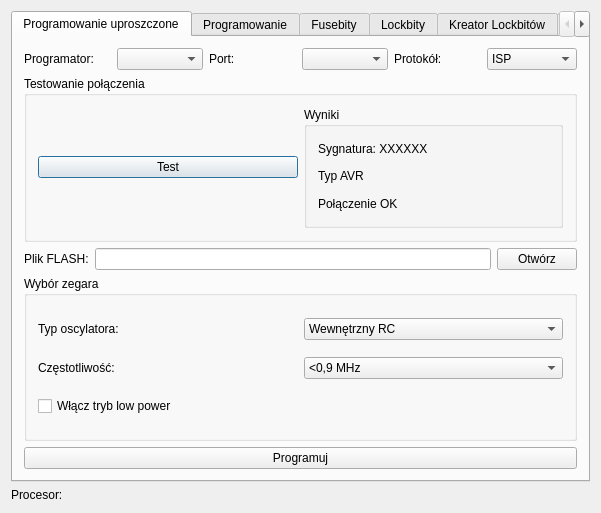
Before: the Qt Designer form forms/maindialog.ui in ttomek32/tmfavrcalculator, drawn with Qt 5.
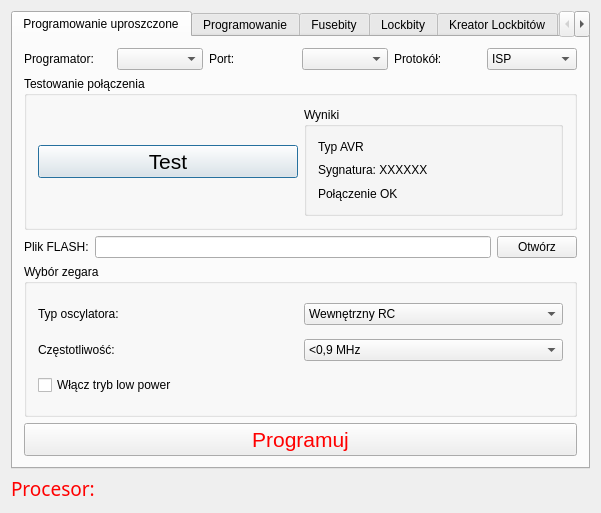
After: the same form once the commit is applied. The open tabs and pages were chosen to show the change.

Diff of the .ui file:
```diff
--- a/forms/maindialog.ui
+++ b/forms/maindialog.ui
@@ -102,6 +102,12 @@
              <layout class="QHBoxLayout" name="horizontalLayout_12">
               <item>
                <widget class="QPushButton" name="ConnectionTestBtn">
+                <property name="font">
+                 <font>
+                  <family>Arial</family>
+                  <pointsize>16</pointsize>
+                 </font>
+                </property>
                 <property name="toolTip">
                  <string>Testuje poprawność połączenia z AVR. Odczytana sygnatura umożliwia autodetekcję CPU</string>
                 </property>
@@ -116,7 +122,7 @@
                  <string>Wyniki</string>
                 </property>
                 <layout class="QGridLayout" name="gridLayout_9">
-                 <item row="0" column="0">
+                 <item row="1" column="0">
                   <layout class="QVBoxLayout" name="verticalLayout">
                    <item>
                     <widget class="QLabel" name="AVRSignatureLBL">
@@ -127,20 +133,20 @@
                    </item>
                   </layout>
                  </item>
-                 <item row="1" column="0">
-                  <widget class="QLabel" name="AVRTypeLBL">
-                   <property name="text">
-                    <string>Typ AVR</string>
-                   </property>
-                  </widget>
-                 </item>
-                 <item row="2" column="0">
+                 <item row="3" column="0">
                   <widget class="QLabel" name="ConnectionOk">
                    <property name="text">
                     <string>Połączenie OK</string>
                    </property>
                   </widget>
                  </item>
+                 <item row="0" column="0">
+                  <widget class="QLabel" name="AVRTypeLBL">
+                   <property name="text">
+                    <string>Typ AVR</string>
+                   </property>
+                  </widget>
+                 </item>
                 </layout>
                </widget>
               </item>
@@ -278,6 +284,103 @@
         <layout class="QHBoxLayout" name="horizontalLayout_15">
          <item>
           <widget class="QPushButton" name="SimpProgrammBtn">
+           <property name="palette">
+            <palette>
+             <active>
+              <colorrole role="WindowText">
+               <brush brushstyle="SolidPattern">
+                <color alpha="255">
+                 <red>255</red>
+                 <green>0</green>
+                 <blue>0</blue>
+                </color>
+               </brush>
+              </colorrole>
+              <colorrole role="Text">
+               <brush brushstyle="SolidPattern">
+                <color alpha="255">
+                 <red>255</red>
+                 <green>0</green>
+                 <blue>0</blue>
+                </color>
+               </brush>
+              </colorrole>
+              <colorrole role="ButtonText">
+               <brush brushstyle="SolidPattern">
+                <color alpha="255">
+                 <red>255</red>
+                 <green>0</green>
+                 <blue>0</blue>
+                </color>
+               </brush>
+              </colorrole>
+             </active>
+             <inactive>
+              <colorrole role="WindowText">
+               <brush brushstyle="SolidPattern">
+                <color alpha="255">
+                 <red>255</red>
+                 <green>0</green>
+                 <blue>0</blue>
+                </color>
+               </brush>
+              </colorrole>
+              <colorrole role="Text">
+               <brush brushstyle="SolidPattern">
+                <color alpha="255">
+                 <red>255</red>
+                 <green>0</green>
+                 <blue>0</blue>
+                </color>
+               </brush>
+              </colorrole>
+              <colorrole role="ButtonText">
+               <brush brushstyle="SolidPattern">
+                <color alpha="255">
+                 <red>255</red>
+                 <green>0</green>
+                 <blue>0</blue>
+                </color>
+               </brush>
+              </colorrole>
+             </inactive>
+             <disabled>
+              <colorrole role="WindowText">
+               <brush brushstyle="SolidPattern">
+                <color alpha="255">
+                 <red>120</red>
+                 <green>120</green>
+                 <blue>120</blue>
+                </color>
+               </brush>
+              </colorrole>
+              <colorrole role="Text">
+               <brush brushstyle="SolidPattern">
+                <color alpha="255">
+                 <red>120</red>
+                 <green>120</green>
+                 <blue>120</blue>
+                </color>
+               </brush>
+              </colorrole>
+              <colorrole role="ButtonText">
+               <brush brushstyle="SolidPattern">
+                <color alpha="255">
+                 <red>120</red>
+                 <green>120</green>
+                 <blue>120</blue>
+                </color>
+               </brush>
+              </colorrole>
+             </disabled>
+            </palette>
+           </property>
+           <property name="font">
+            <font>
+             <family>Arial</family>
+             <pointsize>16</pointsize>
+            </font>
+           </property>
            <property name="toolTip">
             <string>Programuj i weryfikuj.</string>
            </property>
@@ -611,6 +714,103 @@
    </item>
    <item row="1" column="0">
     <widget class="QLabel" name="UsedProcessorLBL">
+     <property name="palette">
+      <palette>
+       <active>
+        <colorrole role="WindowText">
+         <brush brushstyle="SolidPattern">
+          <color alpha="255">
+           <red>255</red>
+           <green>0</green>
+           <blue>0</blue>
+          </color>
+         </brush>
+        </colorrole>
+        <colorrole role="Text">
+         <brush brushstyle="SolidPattern">
+          <color alpha="255">
+           <red>255</red>
+           <green>16</green>
+           <blue>20</blue>
+          </color>
+         </brush>
+        </colorrole>
+        <colorrole role="ButtonText">
+         <brush brushstyle="SolidPattern">
+          <color alpha="255">
+           <red>255</red>
+           <green>0</green>
+           <blue>0</blue>
+          </color>
+         </brush>
+        </colorrole>
+       </active>
+       <inactive>
+        <colorrole role="WindowText">
+         <brush brushstyle="SolidPattern">
+          <color alpha="255">
+           <red>255</red>
+           <green>0</green>
+           <blue>0</blue>
+          </color>
+         </brush>
+        </colorrole>
+        <colorrole role="Text">
+         <brush brushstyle="SolidPattern">
+          <color alpha="255">
+           <red>255</red>
+           <green>16</green>
+           <blue>20</blue>
+          </color>
+         </brush>
+        </colorrole>
+        <colorrole role="ButtonText">
+         <brush brushstyle="SolidPattern">
+          <color alpha="255">
+           <red>255</red>
+           <green>0</green>
+           <blue>0</blue>
+          </color>
+         </brush>
+        </colorrole>
+       </inactive>
+       <disabled>
+        <colorrole role="WindowText">
+         <brush brushstyle="SolidPattern">
+          <color alpha="255">
+           <red>120</red>
+           <green>120</green>
+           <blue>120</blue>
+          </color>
+         </brush>
+        </colorrole>
+        <colorrole role="Text">
+         <brush brushstyle="SolidPattern">
+          <color alpha="255">
+           <red>120</red>
+           <green>120</green>
+           <blue>120</blue>
+          </color>
+         </brush>
+        </colorrole>
+        <colorrole role="ButtonText">
+         <brush brushstyle="SolidPattern">
+          <color alpha="255">
+           <red>120</red>
+           <green>120</green>
+           <blue>120</blue>
+          </color>
+         </brush>
+        </colorrole>
+       </disabled>
+      </palette>
+     </property>
+     <property name="font">
+      <font>
+       <family>Arial Black</family>
+       <pointsize>14</pointsize>
+      </font>
+     </property>
      <property name="text">
       <string>Procesor:</string>
      </property>
```
Left out of the diff: 132 changed lines with no effect on the pictures.
